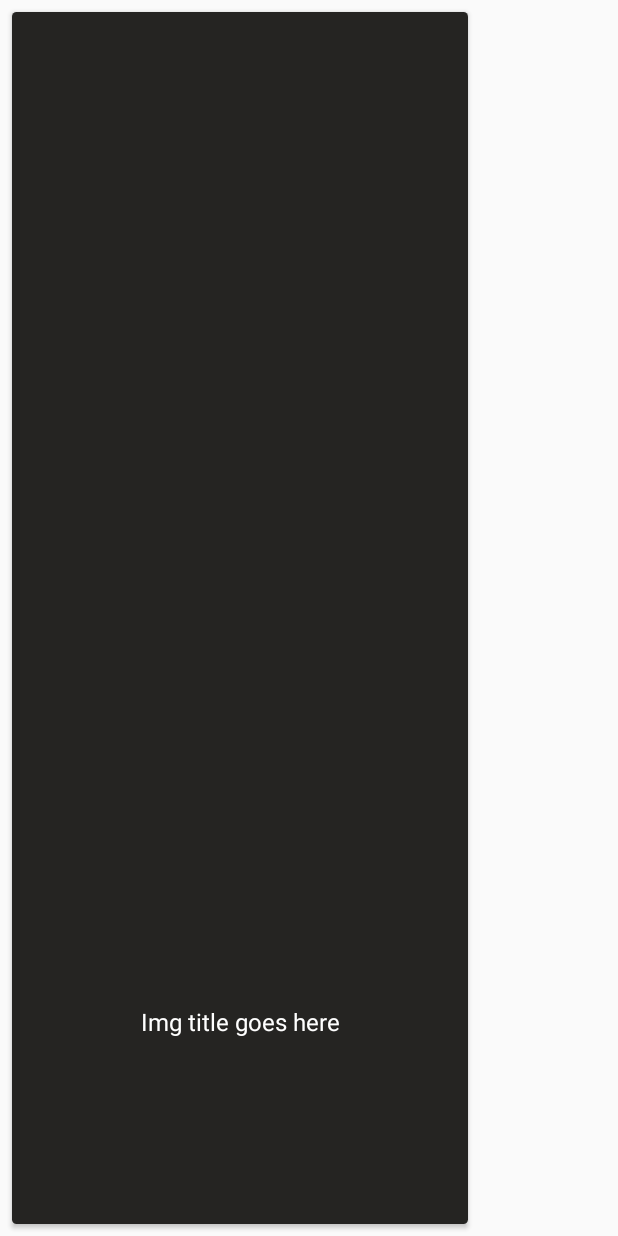
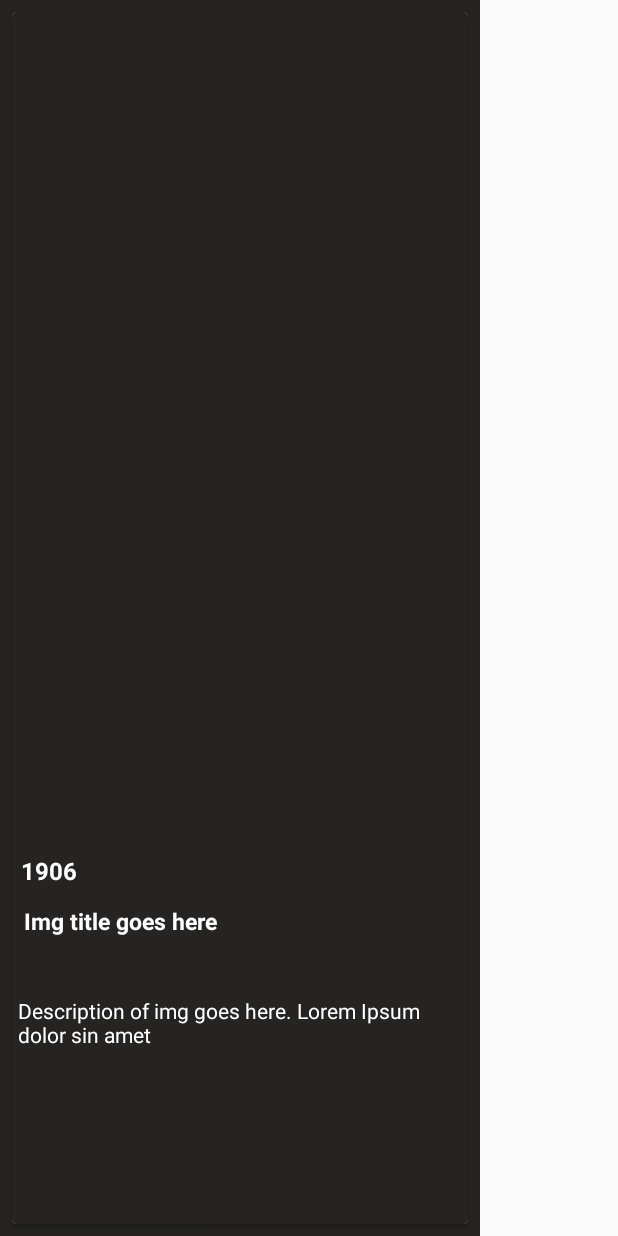
Before and after one commit to svalexander/Story-On-Site, an Android app: the layout content_viewholder.xml on its own in the app's theme, with its tools: preview values and no code run, on a phone screen of 412 x 824 dp. Run offline under Robolectric (Android 15) with nearby library versions, the phone set to English and light mode, and no system bars.

Commit message:
Photo descriptions and year in recycler view

```diff
--- a/app/src/main/java/nyc/c4q/helenchan/makinghistory/contentrecyclerview/ContentViewHolder.java
+++ b/app/src/main/java/nyc/c4q/helenchan/makinghistory/contentrecyclerview/ContentViewHolder.java
@@ -17,18 +17,23 @@ import nyc.c4q.helenchan.makinghistory.models.Content;
 public class ContentViewHolder extends RecyclerView.ViewHolder {
     private ImageView contentImageView;
     private TextView contentTitleTextView;
+    private TextView contentDescriptionTextView;
+    private TextView contentYearTextView;
 
     public ContentViewHolder(View itemView) {
         super(itemView);
         contentImageView = (ImageView) itemView.findViewById(R.id.content_image);
         contentTitleTextView = (TextView) itemView.findViewById(R.id.content_title);
+        contentDescriptionTextView = (TextView) itemView.findViewById(R.id.content_description);
+        contentYearTextView = (TextView) itemView.findViewById(R.id.content_year);
     }
 
     public void bind(Content c) {
         Picasso.with(itemView.getContext()).load(c.getUrl()).resize(1200, 1200).centerCrop().into(contentImageView);
 
         contentTitleTextView.setText(c.getName());
-
+        contentDescriptionTextView.setText(c.getText());
+        contentYearTextView.setText(c.getYear());
     }
 
 }
--- a/app/src/main/java/nyc/c4q/helenchan/makinghistory/contentrecyclerview/ViewContentAdapter.java
+++ b/app/src/main/java/nyc/c4q/helenchan/makinghistory/contentrecyclerview/ViewContentAdapter.java
@@ -4,7 +4,6 @@ import android.support.v7.widget.RecyclerView;
 import android.view.LayoutInflater;
 import android.view.View;
 import android.view.ViewGroup;
-import android.view.animation.AlphaAnimation;
 
 import java.util.ArrayList;
 import java.util.List;
@@ -29,7 +28,6 @@ public class ViewContentAdapter extends RecyclerView.Adapter<ContentViewHolder>{
     public void onBindViewHolder(ContentViewHolder holder, int position) {
         Content c = mapContent.get(position);
         holder.bind(c);
-
     }
 
     @Override
--- a/app/src/main/res/layout/content_viewholder.xml
+++ b/app/src/main/res/layout/content_viewholder.xml
@@ -2,6 +2,7 @@
 <android.support.design.widget.CoordinatorLayout xmlns:android="http://schemas.android.com/apk/res/android"
 android:layout_width="320dp"
 android:layout_height="match_parent"
+android:background="@color/primaryDark"
 xmlns:app="http://schemas.android.com/apk/res-auto"
 android:orientation="vertical">
 
@@ -9,10 +10,12 @@
     android:layout_margin="8dp"
     android:layout_width="match_parent"
     android:layout_height="match_parent"
+    app:cardPreventCornerOverlap="false"
     app:cardCornerRadius="3dp">
     <LinearLayout
         android:background="@color/primaryDark"
         android:orientation="vertical"
+        android:weightSum="4"
         android:layout_width="match_parent"
         android:layout_height="match_parent">
 
@@ -20,19 +23,46 @@
             android:id="@+id/content_image"
             android:layout_width="match_parent"
             android:layout_height="0dp"
-        android:layout_weight="2"/>
+            android:layout_weight="2.75"/>
 
         <TextView
-        android:padding="8dp"
+            android:id="@+id/content_year"
+            android:layout_width="wrap_content"
+            android:layout_height="0dp"
+            android:layout_weight="0.20"
+            android:background="@color/primaryDark"
+            android:padding="6dp"
+            android:text="1906"
+            android:textSize="16sp"
+            android:textColor="@color/white_text"
+            android:textStyle="bold" />
+
+        <TextView
+            android:paddingLeft="8dp"
             android:id="@+id/content_title"
             android:layout_width="match_parent"
             android:layout_height="0dp"
             android:layout_gravity="bottom"
-        android:layout_weight="1"
-        android:gravity="center"
+            android:layout_weight="0.30"
+            android:gravity="left"
             android:text="Img title goes here"
+            android:textStyle="bold"
             android:textColor="@color/white_text"
-        android:textSize="16dp" />
+            android:textSize="15sp" />
+
+        <TextView
+            android:id="@+id/content_description"
+            android:layout_width="match_parent"
+            android:layout_height="0dp"
+            android:layout_weight="0.70"
+            android:gravity="left"
+            android:paddingLeft="4dp"
+            android:text="Description of img goes here. Lorem Ipsum dolor sin amet"
+            android:textColor="@color/white_text"
+            android:maxLines="4"
+            android:maxLength="200"
+            android:ellipsize="end"
+            android:textSize="14sp" />
     </LinearLayout>
 </android.support.v7.widget.CardView>
 
```
Lines whose indentation alone changed are shown as unchanged.
